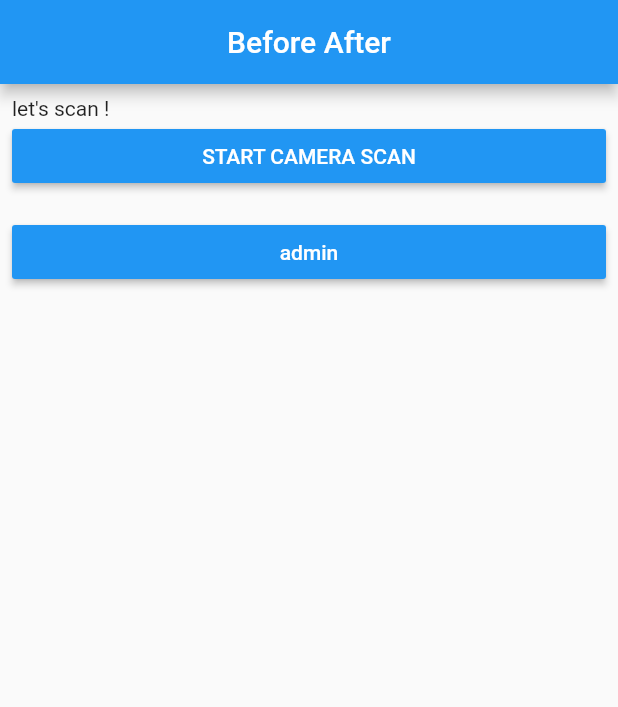
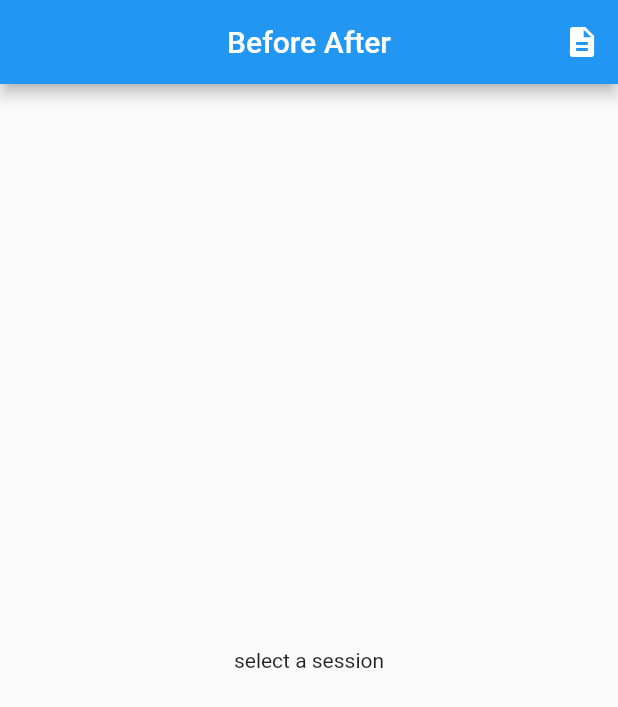
Before and after one commit to IPreferWater/flutter-ccs, a Flutter app: the screen it shows after launch, on a phone screen of 412 x 824 dp. Shown: the top 707 px of the screen. Run offline on Flutter 3.47's test engine with Material 2 defaults, Android fonts, the phone set to English and light mode, and no system bars; our stand-ins replace bloc, equatable, flutter_bloc, image_picker, sembast; missing offline and left inert: barcode_scan.

Commit message:
feat(ivai): navigate back to homePage with selected session

```diff
--- a/lib/scan_bloc/scan_bloc.dart
+++ b/lib/scan_bloc/scan_bloc.dart
@@ -2,11 +2,10 @@ import 'dart:async';
 import 'package:bloc/bloc.dart';
 import 'package:ccs/scan_bloc/scan_event.dart';
 import 'package:ccs/scan_bloc/scan_state.dart';
-import 'package:ccs/services/creation_dao.dart';
 import 'package:ccs/services/user_dao.dart';
 
 class ScanBloc extends Bloc<ScanEvent, ScanState> {
-  CreationDao _creationDao = CreationDao();
+
   UserDao _userDao = UserDao();
 
   @override
--- a/lib/screens/home.dart
+++ b/lib/screens/home.dart
@@ -1,11 +1,15 @@
+import 'package:ccs/models/session.dart';
 import 'package:ccs/scan_bloc/bloc.dart';
 import 'package:ccs/screens/admin.dart';
 import 'package:ccs/widgets/scan_widget.dart';
 import 'package:flutter/material.dart';
 import 'package:flutter_bloc/flutter_bloc.dart';
 
+class HomePage extends StatefulWidget {
+  final Session session;
 
-class HomePage extends StatefulWidget {
+  HomePage({this.session});
+
   _HomePageState createState() => _HomePageState();
 }
 
@@ -23,11 +27,31 @@ class _HomePageState extends State<HomePage> {
   @override
   Widget build(BuildContext context) {
     return Scaffold(
-      appBar: AppBar(title: Text('Before After'), centerTitle: true),
-      body: Center(
-        child: ListView(padding: const EdgeInsets.all(8), children: <Widget>[
+      appBar: AppBar(
+        title: Text('Before After'),
+        centerTitle: true,
+        actions: <Widget>[
+          IconButton(
+            icon: Icon(Icons.description),
+            onPressed: () {
+              Navigator.push(
+                context,
+                MaterialPageRoute(builder: (context) => AdminScreen()),
+              );
+            },
+          )
+        ],
+      ),
+      body: Center(child: _buildHomePage()),
+    );
+  }
+
+  Widget _buildHomePage() {
+    if (widget.session == null) {
+      return Text("select a session");
+    }
+    return ListView(padding: const EdgeInsets.all(8), children: <Widget>[
       _beforeAfterWidget(),
-         // ScanScreen(),
       ScanWidget(
         context: context,
         scanBloc: _scanBloc,
@@ -43,28 +67,26 @@ class _HomePageState extends State<HomePage> {
             );
           },
           child: const Text('admin')),
-        ]),
-      ),
-    );
+    ]);
   }
 
-   Widget _beforeAfterWidget(){
+  Widget _beforeAfterWidget() {
     return BlocBuilder(
       bloc: _scanBloc,
-             builder: (BuildContext context, ScanState state){
-               if (state is StateScanWaiting){
+      builder: (BuildContext context, ScanState state) {
+        if (state is StateScanWaiting) {
           return Text(
             "let's scan !",
           );
         }
 
-           if (state is StateScanLoading){
+        if (state is StateScanLoading) {
           return Center(
             child: CircularProgressIndicator(),
           );
         }
 
-           if(state is StateScanFinishSuccess){
+        if (state is StateScanFinishSuccess) {
           //final beforeImage = new File(state.creation.before.imgPath);
           //final afterImage = new File(state.creation.after.imgPath);
 
@@ -75,7 +97,7 @@ class _HomePageState extends State<HomePage> {
              );*/
         }
 
-           if(state is StateScanFinishNotFound){
+        if (state is StateScanFinishNotFound) {
           return Text("can't find this code");
         }
         return Text("error");
```
Also changed, not shown: lib/widgets/admin_session.dart (+14 -3 lines). Lines whose indentation alone changed are shown as unchanged.
